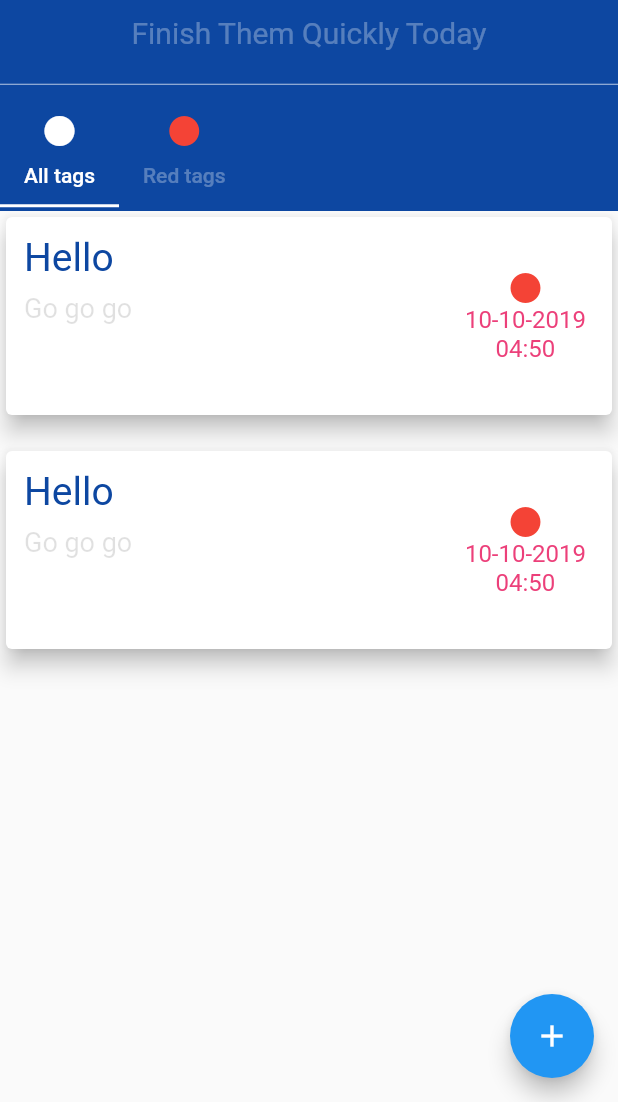
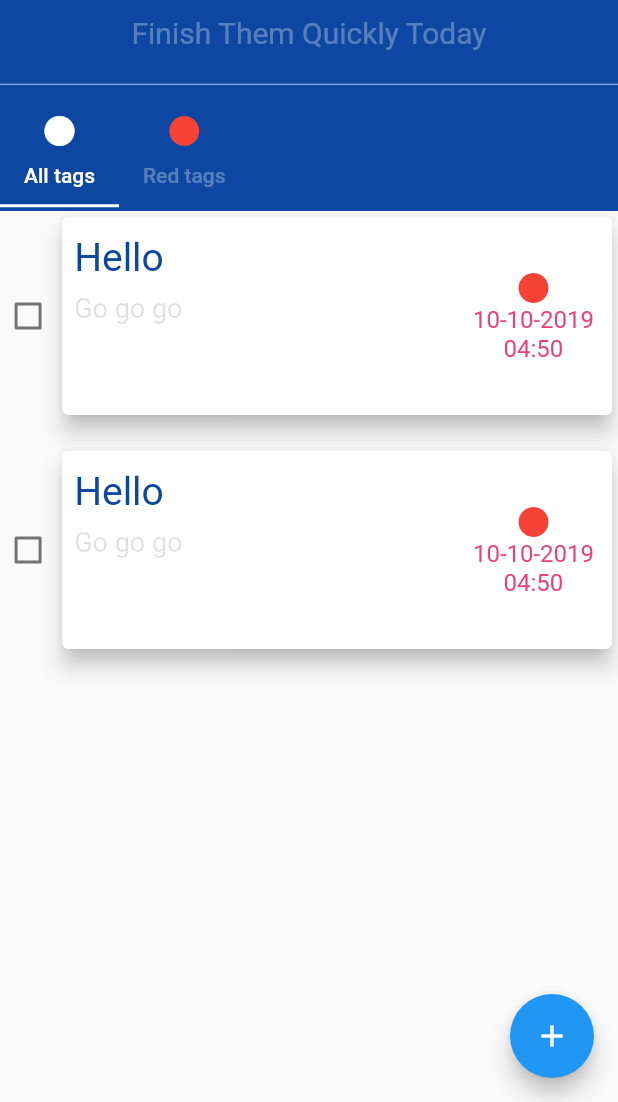
Before and after one commit to magicpro97/my_does, a Flutter app: the screen it shows after launch, on a phone screen of 412 x 824 dp, the part 134-1236 px from its top. Run offline on Flutter 3.47's test engine with Material 2 defaults, Android fonts, the phone set to English and light mode, and no system bars; drawn by our look-alikes of flutter_slidable; our stand-ins replace datetime_picker_formfield.

Commit message:
Add check complete todo

```diff
--- a/lib/ui/widgets/todo_card_item.dart
+++ b/lib/ui/widgets/todo_card_item.dart
@@ -1,20 +1,36 @@
 import 'package:flutter/material.dart';
 
-class TodoCardItem extends StatelessWidget {
+class TodoCardItem extends StatefulWidget {
   final Key key;
   final String title;
   final String description;
   final String date;
   final String time;
   final Color tagColor;
+  final bool isCompleted;
 
-  TodoCardItem({this.key,
+  TodoCardItem({
+    this.key,
     this.title,
     this.description,
     this.date,
     this.time,
-    this.tagColor})
-      : super(key: key);
+    this.tagColor,
+    this.isCompleted,
+  }) : super(key: key);
+
+  @override
+  _TodoCardItemState createState() => _TodoCardItemState();
+}
+
+class _TodoCardItemState extends State<TodoCardItem> {
+  bool _isCompleted;
+
+  @override
+  void initState() {
+    _isCompleted = widget.isCompleted ?? false;
+    super.initState();
+  }
 
   @override
   Widget build(BuildContext context) {
@@ -24,6 +40,19 @@ class TodoCardItem extends StatelessWidget {
       constraints: BoxConstraints(
         minHeight: 100.0,
       ),
+      child: Row(
+        children: <Widget>[
+          Expanded(
+            flex: 1,
+            child: Checkbox(
+                value: _isCompleted,
+                onChanged: (bool value) =>
+                    setState(() {
+                      _isCompleted = value;
+                    })),
+          ),
+          Expanded(
+            flex: 10,
             child: Card(
               elevation: 6.0,
               child: Row(
@@ -31,7 +60,12 @@ class TodoCardItem extends StatelessWidget {
                   Expanded(
                     flex: 5,
                     child: Padding(
-                padding: const EdgeInsets.all(12.0),
+                      padding: const EdgeInsets.only(
+                        left: 8.0,
+                        top: 12.0,
+                        bottom: 12.0,
+                        right: 8.0,
+                      ),
                       child: Column(
                         mainAxisAlignment: MainAxisAlignment.start,
                         crossAxisAlignment: CrossAxisAlignment.start,
@@ -39,13 +73,15 @@ class TodoCardItem extends StatelessWidget {
                           Padding(
                             padding: const EdgeInsets.only(bottom: 8),
                             child: Text(
-                        '$title',
-                        style: TextStyle(color: Colors.blue[900], fontSize: 26),
+                              '${widget.title}',
+                              style: TextStyle(
+                                  color: Colors.blue[900], fontSize: 26),
                             ),
                           ),
                           Text(
-                      '$description',
-                      style: TextStyle(color: Colors.black12, fontSize: 18),
+                            '${widget.description}',
+                            style: TextStyle(
+                                color: Colors.black12, fontSize: 18),
                             maxLines: 5,
                           )
                         ],
@@ -64,14 +100,14 @@ class TodoCardItem extends StatelessWidget {
                             color: Colors.red,
                           ),
                           Text(
-                      '$date',
+                            '${widget.date}',
                             style: TextStyle(
                               color: Colors.pink[400],
                               fontSize: 16,
                             ),
                           ),
                           Text(
-                      '$time',
+                            '${widget.time}',
                             style: TextStyle(
                               color: Colors.pink[400],
                               fontSize: 16,
@@ -84,6 +120,9 @@ class TodoCardItem extends StatelessWidget {
                 ],
               ),
             ),
+          ),
+        ],
+      ),
     );
   }
 }
```
Lines whose indentation alone changed are shown as unchanged.
